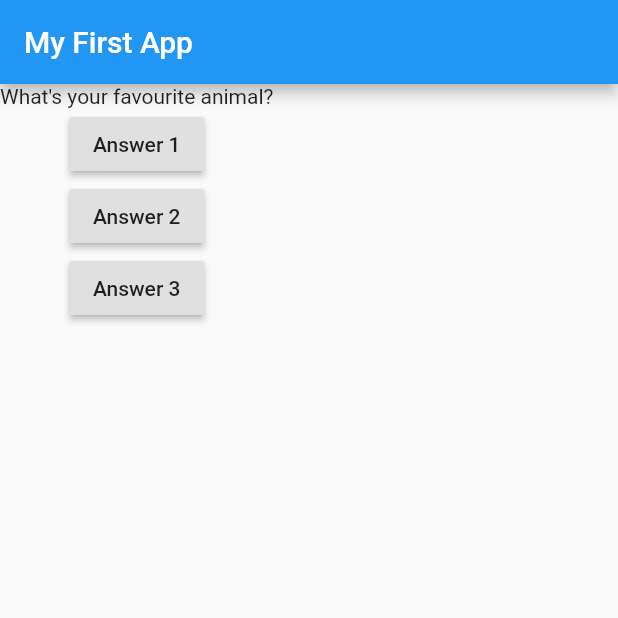
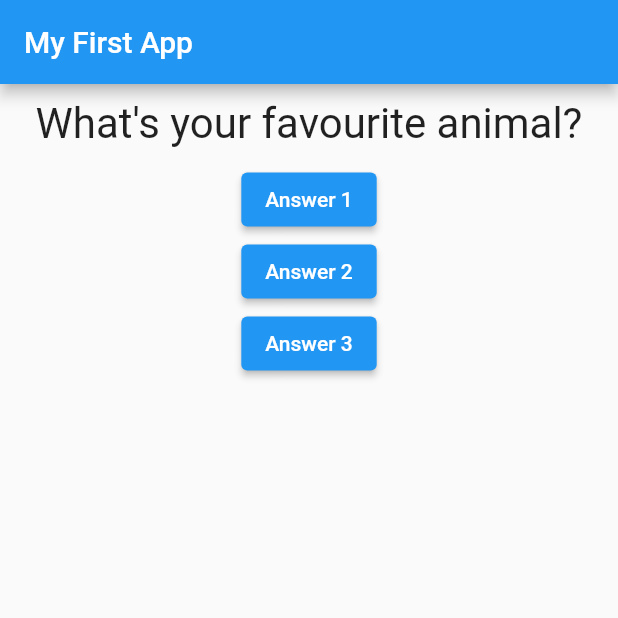
Before and after one commit to PaulTA91/flutter_complete_guide, a Flutter app: the screen it shows after launch, after a tap on "Answer 1", on a phone screen of 412 x 824 dp, the top half of it. Run offline on Flutter 3.47's test engine with Material 2 defaults, Android fonts, the phone set to English and light mode, and no system bars.

```diff
--- a/lib/main.dart
+++ b/lib/main.dart
@@ -1,22 +1,23 @@
 import 'package:flutter/material.dart';
+
+import 'question.dart';
 
 void main() => runApp(MyApp());
 
 class MyApp extends StatefulWidget {
   @override
   State<StatefulWidget> createState() {
-    // TODO: implement createState
-    return MyAppState();
+    return _MyAppState();
   }
 }
 
-class MyAppState extends State<MyApp> {
-  var questionIndex = 0;
+class _MyAppState extends State<MyApp> {
+  var _questionIndex = 0;
 
-  void answerQuestion() {
+  void _answerQuestion() {
     setState(() {
-      questionIndex++;
-      print(questionIndex);
+      _questionIndex++;
+      print(_questionIndex);
     });
   }
 
@@ -33,16 +34,16 @@ class MyAppState extends State<MyApp> {
         ),
         body: Column(
           children: [
-            Text(questions[questionIndex]),
-            RaisedButton(
+            Question(questions[_questionIndex]),
+            ElevatedButton(
               child: Text("Answer 1"),
-              onPressed: answerQuestion,
+              onPressed: _answerQuestion,
             ),
-            RaisedButton(
+            ElevatedButton(
               child: Text("Answer 2"),
               onPressed: () => print("Answer 2 chosen"),
             ),
-            RaisedButton(
+            ElevatedButton(
               child: Text("Answer 3"),
               onPressed: () {
                 print("Answer 3 Chosen");
--- /dev/null
+++ b/lib/question.dart
@@ -0,0 +1,20 @@
+import 'package:flutter/material.dart';
+
+class Question extends StatelessWidget {
+  final String questionText;
+
+  Question(this.questionText);
+
+  @override
+  Widget build(BuildContext context) {
+    return Container(
+      width: double.infinity,
+      margin: EdgeInsets.all(10),
+      child: Text(
+        questionText,
+        style: TextStyle(fontSize: 28),
+        textAlign: TextAlign.center,
+      ),
+    );
+  }
+}
```
